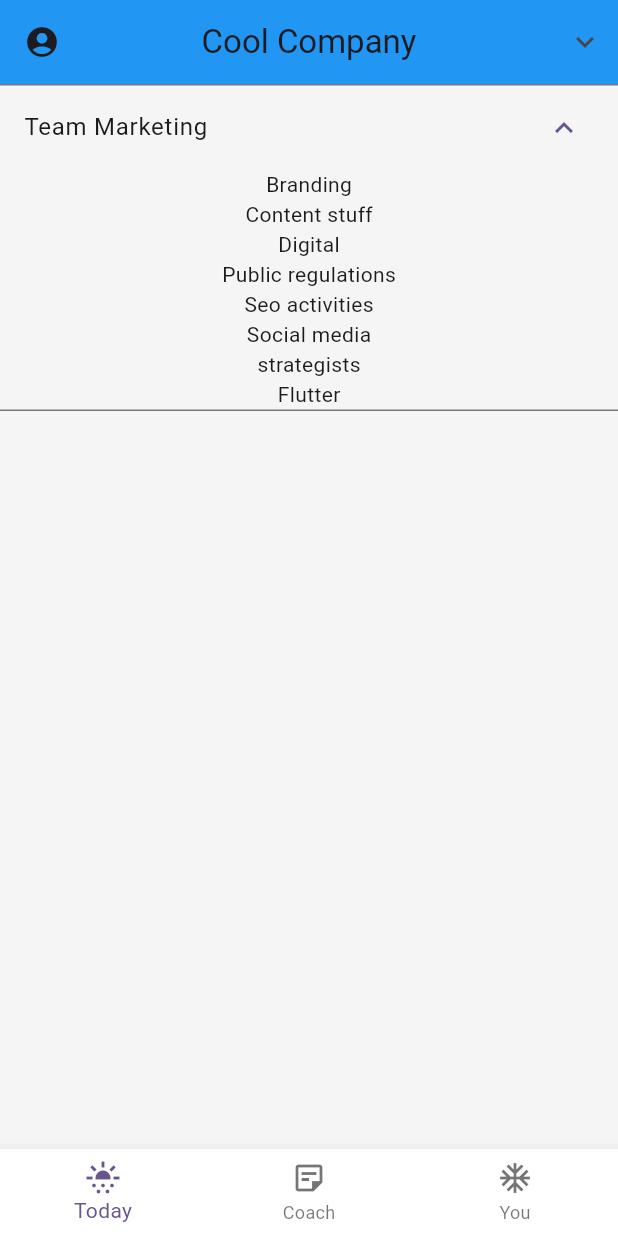
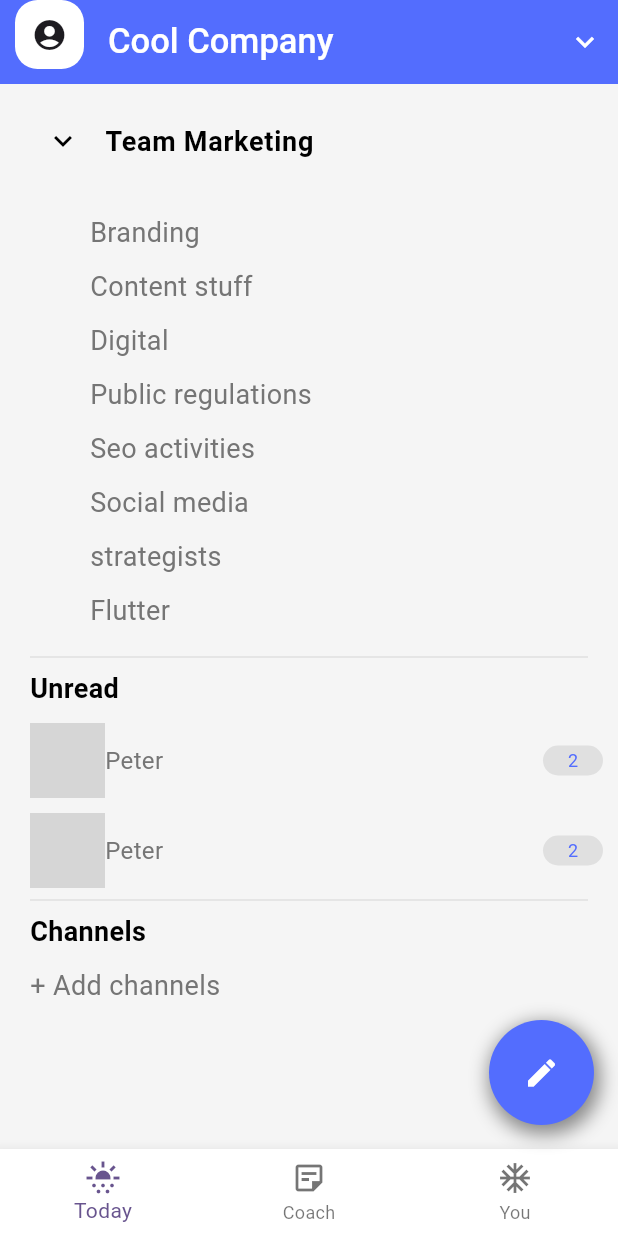
Before and after one commit to SrikantaPrasadrajeUrs/flutter_batch_2, a Flutter app: the screen it shows after launch, after a tap on "Team Marketing", on a phone screen of 412 x 824 dp. Run offline on Flutter 3.47's test engine with Material 3 defaults, Android fonts, the phone set to English and light mode, and no system bars; network calls fail; grey boxes are pictures that could not be loaded.

Commit message:
ui completed

```diff
--- a/lib/main.dart
+++ b/lib/main.dart
@@ -13,50 +13,136 @@ class MyApp extends StatelessWidget {
       debugShowCheckedModeBanner: false,
       title: 'Flutter Demo',
       theme: ThemeData(
-          appBarTheme: AppBarTheme(color:  Colors.blue),
+        appBarTheme: AppBarTheme(color: Colors.indigoAccent),
         colorScheme: ColorScheme.fromSeed(seedColor: Colors.deepPurple),
         bottomNavigationBarTheme: BottomNavigationBarThemeData(
-              backgroundColor: Colors.white
-          )
+          backgroundColor: Colors.white,
         ),
-      home: const Demo1(),
+      ),
+      home: Demo1(),
     );
   }
 }
 
 class Demo1 extends StatelessWidget {
-  const Demo1({super.key});
+  Demo1({super.key});
+
+  final TextStyle greyMedium = TextStyle(
+    color: Colors.grey.shade600,
+    fontSize: 18,
+    fontWeight: FontWeight.w400,
+  );
+  final TextStyle greyBold = TextStyle(
+    color: Colors.black,
+    fontSize: 18,
+    fontWeight: FontWeight.w700,
+  );
 
   @override
   Widget build(BuildContext context) {
     return Scaffold(
       backgroundColor: Colors.grey.shade100,
       appBar: AppBar(
-        leading: Icon(Icons.account_circle_rounded),
-        title: Text("Cool Company"),
-        centerTitle: true,
+        leading: Container(
+          margin: EdgeInsets.only(left: 10, bottom: 10),
+          height: 40,
+          width: 40,
+          decoration: BoxDecoration(
+            color: Colors.white,
+            borderRadius: BorderRadius.circular(15),
+          ),
+          child: Icon(Icons.account_circle_rounded),
+        ),
+        title: Text(
+          "Cool Company",
+          style: TextStyle(
+            color: Colors.white,
+            fontSize: 23,
+            fontWeight: FontWeight.w500,
+          ),
+        ),
         actions: [
-          Icon(Icons.keyboard_arrow_down),
-          SizedBox(width: 10)
+          Icon(Icons.keyboard_arrow_down, color: Colors.white),
+          SizedBox(width: 10),
         ],
       ),
-      body: Column(
+      body: Padding(
+        padding: const EdgeInsets.all(10.0),
+        child: Column(
+          crossAxisAlignment: CrossAxisAlignment.start,
           children: [
             ExpansionTile(
-
-              title: Text("Team Marketing"),
-              children:[
-                Text("Branding"),
-                Text("Content stuff"),
-                Text("Digital"),
-                Text("Public regulations"),
-                Text("Seo activities"),
-                Text("Social media"),
-                Text("strategists"),
-                Text("Flutter"),
-              ]
-          )
+              leading: Icon(
+                Icons.keyboard_arrow_down_outlined,
+                color: Colors.black,
+              ),
+              title: Text("Team Marketing", style: greyBold),
+              trailing: null,
+              showTrailingIcon: false,
+              expandedAlignment: Alignment.centerLeft,
+              tilePadding: EdgeInsets.only(left: 20, bottom: 10),
+              childrenPadding: EdgeInsets.only(left: 50, bottom: 10, top: 10),
+              shape: RoundedRectangleBorder(),
+              children: [
+                Column(
+                  crossAxisAlignment: CrossAxisAlignment.start,
+                  spacing: 10,
+                  children: [
+                    Text("Branding", style: greyMedium),
+                    Text("Content stuff", style: greyMedium),
+                    Text("Digital", style: greyMedium),
+                    Text("Public regulations", style: greyMedium),
+                    Text("Seo activities", style: greyMedium),
+                    Text("Social media", style: greyMedium),
+                    Text("strategists", style: greyMedium),
+                    Text("Flutter", style: greyMedium),
                   ],
+                ),
+              ],
+            ),
+            Divider(
+              color: Colors.grey.shade300,
+              thickness: 1,
+              indent: 10,
+              endIndent: 10,
+            ),
+            Padding(
+              padding: const EdgeInsets.only(left: 10.0),
+              child: Text("Unread", style: greyBold),
+            ),
+            SizedBox(height: 10),
+            Padding(
+              padding: const EdgeInsets.only(left: 10.0),
+              child: SizedBox(
+                width: MediaQuery.of(context).size.width,
+                child: rowTile("Peter", 2),
+              ),
+            ),
+            SizedBox(height: 10),
+            Padding(
+              padding: const EdgeInsets.only(left: 10.0),
+              child: SizedBox(
+                width: MediaQuery.of(context).size.width,
+                child: rowTile("Peter", 2),
+              ),
+            ),
+            Divider(
+              color: Colors.grey.shade300,
+              thickness: 1,
+              indent: 10,
+              endIndent: 10,
+            ),
+            Padding(
+              padding: const EdgeInsets.only(left: 10.0),
+              child: Text("Channels", style: greyBold),
+            ),
+            SizedBox(height: 10),
+            Padding(
+              padding: const EdgeInsets.only(left: 10.0),
+              child: Text("+ Add channels", style: greyMedium),
+            ),
+          ],
+        ),
       ),
       bottomNavigationBar: BottomNavigationBar(
         items: [
@@ -72,49 +158,60 @@ class Demo1 extends StatelessWidget {
             icon: Icon(Icons.ac_unit_sharp),
             label: "You",
           ),
-          ]),
+        ],
+      ),
+      floatingActionButton: Container(
+        height: 70,
+        width: 70,
+        decoration: BoxDecoration(
+          color: Colors.indigoAccent,
+          borderRadius: BorderRadius.circular(35),
+          boxShadow: [
+            BoxShadow(
+              color: Colors.black45,
+              blurRadius: 10,
+              spreadRadius: 2,
+              offset: Offset(2, 4)
+            )
+          ]
+        ),
+        child: Icon(Icons.edit, color: Colors.white,),
+      ),
+    );
+  }
+  // obj -> 10 -> 1 and 9 same
+
+  Widget rowTile(String name, int number) {
+    return Row(
+      children: [
+        ClipRRect(
+          borderRadius: BorderRadius.circular(25),
+          child: Image.network(
+            "https://t4.ftcdn.net/jpg/02/44/43/69/360_F_244436923_vkMe10KKKiw5bjhZeRDT05moxWcPpdmb.jpg",
+            height: 50,
+            width: 50,
+          ),
+        ),
+        Text(name, style: greyMedium.copyWith(fontSize: 16)),
+        Spacer(),
+        Container(
+          width: 40,
+          height: 20,
+          decoration: BoxDecoration(
+            color: Colors.grey.shade300,
+            borderRadius: BorderRadius.circular(15),
+          ),
+          child: Center(
+            child: Text(
+              number.toString(),
+              style: greyMedium.copyWith(
+                color: Colors.indigoAccent,
+                fontSize: 12,
+              ),
+            ),
+          ),
+        ),
+      ],
     );
   }
 }
-
-// class MyHomePage extends StatefulWidget {
-//   const MyHomePage({super.key, required this.title});
-//
-//   final String title;
-//
-//   @override
-//   State<MyHomePage> createState() => _MyHomePageState();
-// }
-//
-// class _MyHomePageState extends State<MyHomePage> {
-//   @override
-//   Widget build(BuildContext context) {
-//     // TODO: implement build
-//     return Scaffold(
-//       appBar: AppBar(
-//         leading: Container(
-//           margin: EdgeInsets.only(left: 5, bottom: 5),
-//           decoration: BoxDecoration(
-//             color: Colors.white,
-//             borderRadius: BorderRadius.circular(20),
-//           ),
-//           child: Icon(Icons.ac_unit),
-//         ),
-//         title: Text(
-//           "Cool Company",
-//           style: TextStyle(color: Colors.white, fontWeight: FontWeight.w600),
-//         ),
-//         actions: [
-//           Icon(Icons.keyboard_arrow_down_sharp, color: Colors.white, size: 30),
-//         ],
-//       ),
-//       bottomNavigationBar: BottomNavigationBar(
-//         items: [
-//           BottomNavigationBarItem(icon: Icon(Icons.home), label: "Home"),
-//           BottomNavigationBarItem(icon: Icon(Icons.message), label: "Message"),
-//           BottomNavigationBarItem(icon: Icon(Icons.calendar_month), label: "Calender"),
-//         ],
-//       ),
-//     );
-//   }
-// }
```
Lines whose indentation alone changed are shown as unchanged.
